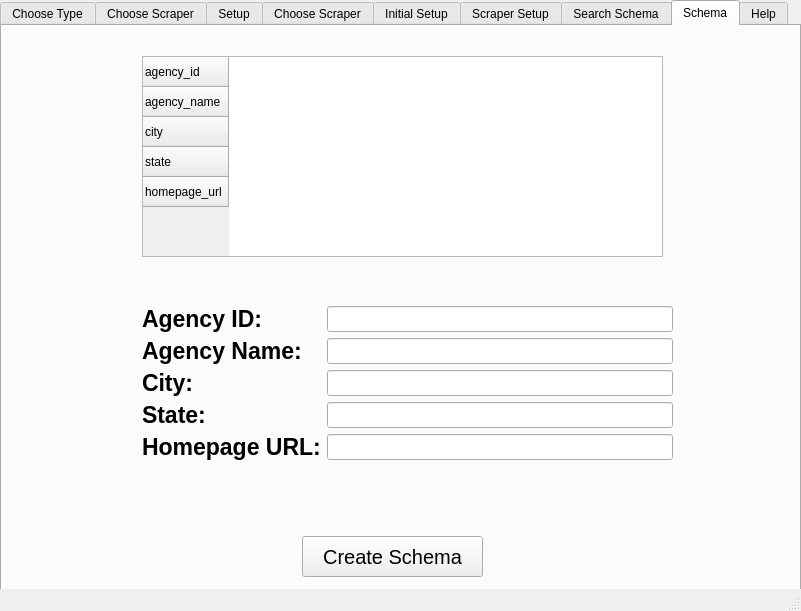
Old version of the form setup_gui/common/gui/scraper_ui.ui in the repository Police-Data-Accessibility-Project/scrapers.
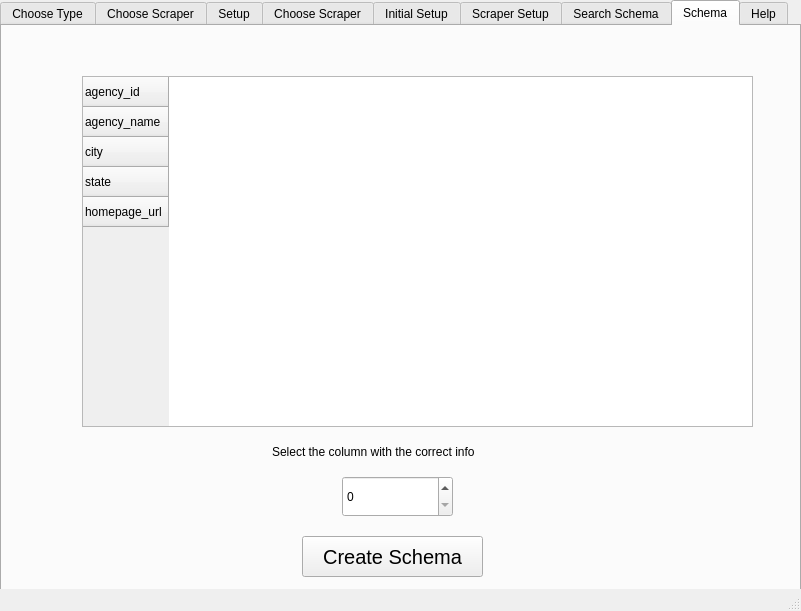
New version of the form. The open tabs and pages were chosen to show the change.

Commit message: Make dolt request actually fill out table

Diff of the .ui file:
```diff
--- a/setup_gui/common/gui/scraper_ui.ui
+++ b/setup_gui/common/gui/scraper_ui.ui
@@ -2165,182 +2165,21 @@
      <attribute name="title">
       <string>Schema</string>
      </attribute>
-     <widget class="QWidget" name="formLayoutWidget_3">
-      <property name="geometry">
-       <rect>
-        <x>140</x>
-        <y>280</y>
-        <width>531</width>
-        <height>211</height>
-       </rect>
-      </property>
-      <layout class="QFormLayout" name="formLayout_3">
-       <item row="0" column="0">
-        <widget class="QLabel" name="agencyID_label">
-         <property name="font">
-          <font>
-           <family>Segoe UI</family>
-           <pointsize>17</pointsize>
-           <weight>75</weight>
-           <bold>true</bold>
-          </font>
-         </property>
-         <property name="layoutDirection">
-          <enum>Qt::LeftToRight</enum>
-         </property>
-         <property name="text">
-          <string>Agency ID:</string>
-         </property>
-         <property name="alignment">
-          <set>Qt::AlignLeading|Qt::AlignLeft|Qt::AlignVCenter</set>
-         </property>
-        </widget>
-       </item>
-       <item row="1" column="0">
-        <widget class="QLabel" name="agencyName_label">
-         <property name="font">
-          <font>
-           <family>Segoe UI</family>
-           <pointsize>17</pointsize>
-           <weight>75</weight>
-           <bold>true</bold>
-          </font>
-         </property>
-         <property name="layoutDirection">
-          <enum>Qt::LeftToRight</enum>
-         </property>
-         <property name="text">
-          <string>Agency Name:</string>
-         </property>
-         <property name="alignment">
-          <set>Qt::AlignLeading|Qt::AlignLeft|Qt::AlignVCenter</set>
-         </property>
-        </widget>
-       </item>
-       <item row="2" column="0">
-        <widget class="QLabel" name="city_label">
-         <property name="font">
-          <font>
-           <family>Segoe UI</family>
-           <pointsize>17</pointsize>
-           <weight>75</weight>
-           <bold>true</bold>
-          </font>
-         </property>
-         <property name="layoutDirection">
-          <enum>Qt::LeftToRight</enum>
-         </property>
-         <property name="text">
-          <string>City:</string>
-         </property>
-         <property name="alignment">
-          <set>Qt::AlignLeading|Qt::AlignLeft|Qt::AlignVCenter</set>
-         </property>
-        </widget>
-       </item>
-       <item row="3" column="0">
-        <widget class="QLabel" name="state_label">
-         <property name="font">
-          <font>
-           <family>Segoe UI</family>
-           <pointsize>17</pointsize>
-           <weight>75</weight>
-           <bold>true</bold>
-          </font>
-         </property>
-         <property name="layoutDirection">
-          <enum>Qt::LeftToRight</enum>
-         </property>
-         <property name="text">
-          <string>State:</string>
-         </property>
-         <property name="alignment">
-          <set>Qt::AlignLeading|Qt::AlignLeft|Qt::AlignVCenter</set>
-         </property>
-        </widget>
-       </item>
-       <item row="4" column="0">
-        <widget class="QLabel" name="webpageURL_label">
-         <property name="font">
-          <font>
-           <family>Segoe UI</family>
-           <pointsize>17</pointsize>
-           <weight>75</weight>
-           <bold>true</bold>
-          </font>
-         </property>
-         <property name="layoutDirection">
-          <enum>Qt::LeftToRight</enum>
-         </property>
-         <property name="text">
-          <string>Homepage URL:</string>
-         </property>
-         <property name="alignment">
-          <set>Qt::AlignLeading|Qt::AlignLeft|Qt::AlignVCenter</set>
-         </property>
-        </widget>
-       </item>
-       <item row="0" column="1">
-        <widget class="QLineEdit" name="agencyID_input">
-         <property name="sizePolicy">
-          <sizepolicy hsizetype="Expanding" vsizetype="Preferred">
-           <horstretch>0</horstretch>
-           <verstretch>0</verstretch>
-          </sizepolicy>
-         </property>
-        </widget>
-       </item>
-       <item row="1" column="1">
-        <widget class="QLineEdit" name="agenyName_input">
-         <property name="sizePolicy">
-          <sizepolicy hsizetype="Expanding" vsizetype="Preferred">
-           <horstretch>0</horstretch>
-           <verstretch>0</verstretch>
-          </sizepolicy>
-         </property>
-        </widget>
-       </item>
-       <item row="2" column="1">
-        <widget class="QLineEdit" name="citySchema_input">
-         <property name="sizePolicy">
-          <sizepolicy hsizetype="Expanding" vsizetype="Preferred">
-           <horstretch>0</horstretch>
-           <verstretch>0</verstretch>
-          </sizepolicy>
-         </property>
-        </widget>
-       </item>
-       <item row="3" column="1">
-        <widget class="QLineEdit" name="stateSchema_input">
-         <property name="sizePolicy">
-          <sizepolicy hsizetype="Expanding" vsizetype="Preferred">
-           <horstretch>0</horstretch>
-           <verstretch>0</verstretch>
-          </sizepolicy>
-         </property>
-        </widget>
-       </item>
-       <item row="4" column="1">
-        <widget class="QLineEdit" name="homepageURL_input">
-         <property name="sizePolicy">
-          <sizepolicy hsizetype="Expanding" vsizetype="Preferred">
-           <horstretch>0</horstretch>
-           <verstretch>0</verstretch>
-          </sizepolicy>
-         </property>
-        </widget>
-       </item>
-      </layout>
-     </widget>
      <widget class="QTableWidget" name="searchResult_table">
       <property name="geometry">
        <rect>
-        <x>140</x>
-        <y>30</y>
-        <width>521</width>
-        <height>201</height>
+        <x>80</x>
+        <y>50</y>
+        <width>671</width>
+        <height>351</height>
        </rect>
       </property>
+      <property name="sizeAdjustPolicy">
+       <enum>QAbstractScrollArea::AdjustToContents</enum>
+      </property>
+      <property name="alternatingRowColors">
+       <bool>true</bool>
+      </property>
       <row>
        <property name="text">
         <string>agency_id</string>
@@ -2385,6 +2224,37 @@
        <string>Create Schema</string>
       </property>
      </widget>
+     <widget class="QSpinBox" name="schema_spinBox">
+      <property name="geometry">
+       <rect>
+        <x>340</x>
+        <y>450</y>
+        <width>111</width>
+        <height>41</height>
+       </rect>
+      </property>
+     </widget>
+     <widget class="QLabel" name="step1_3">
+      <property name="geometry">
+       <rect>
+        <x>270</x>
+        <y>410</y>
+        <width>251</width>
+        <height>31</height>
+       </rect>
+      </property>
+      <property name="font">
+       <font>
+        <pointsize>9</pointsize>
+       </font>
+      </property>
+      <property name="text">
+       <string>Select the column with the correct info</string>
+      </property>
+      <property name="wordWrap">
+       <bool>true</bool>
+      </property>
+     </widget>
     </widget>
     <widget class="QWidget" name="Help">
      <attribute name="title">
```
Left out of the diff: 2 changed lines with no effect on the pictures. The commit also changes 1 other file.
